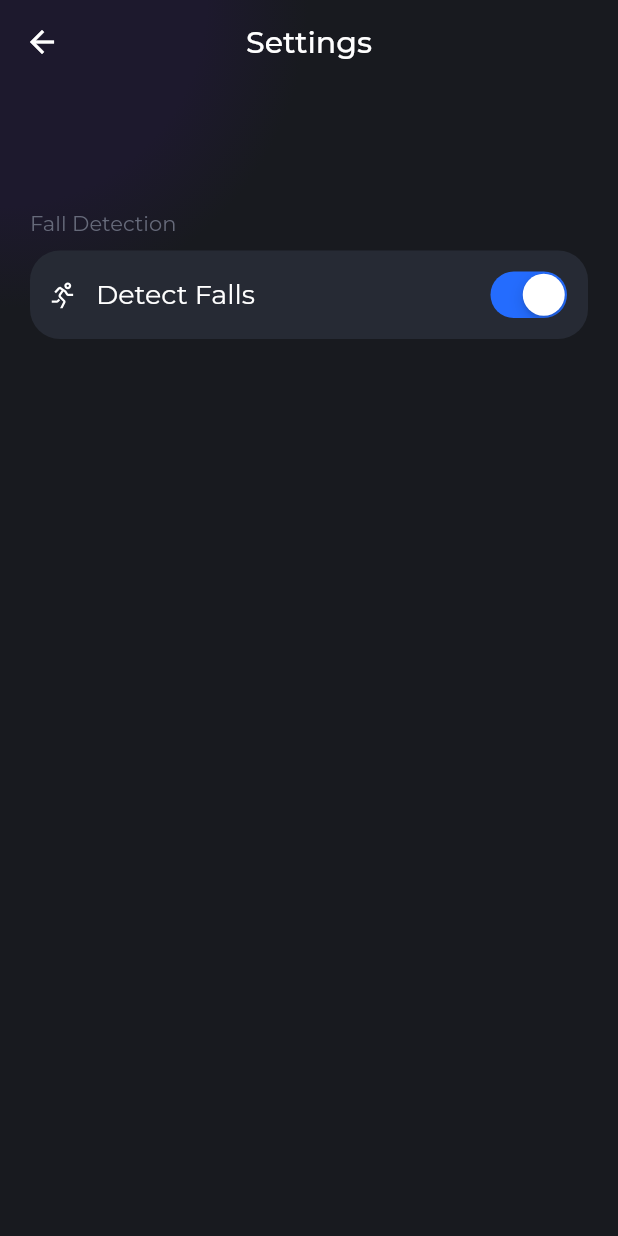
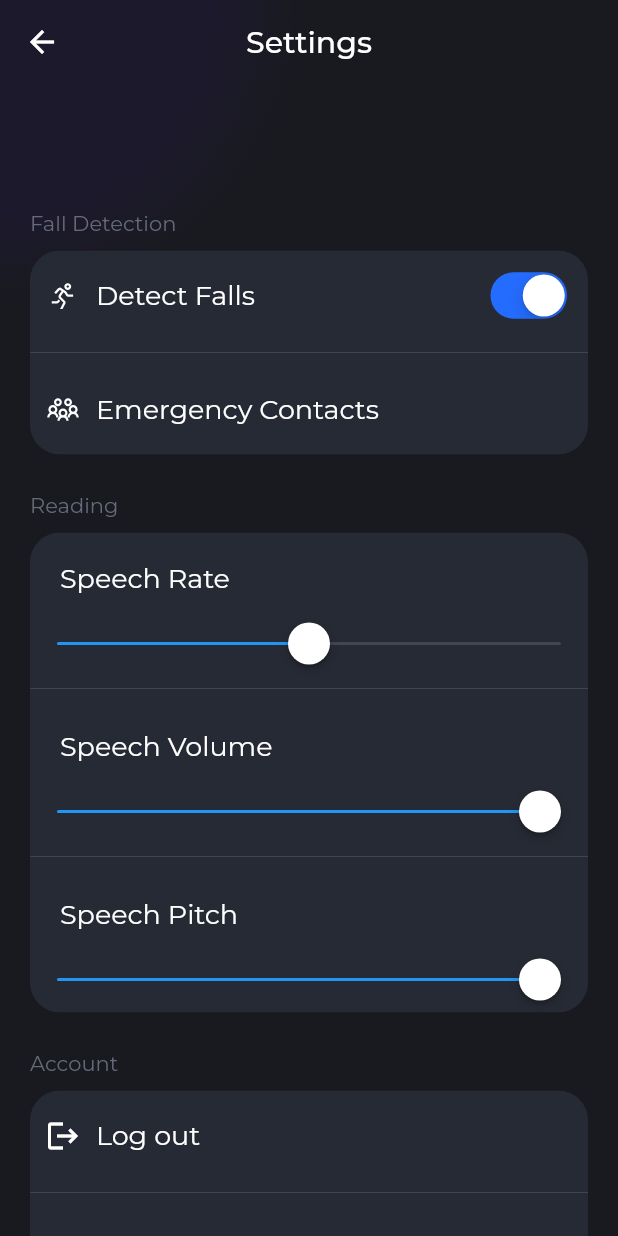
Before and after one commit to anohene1/companera, a Flutter app: the Settings screen opened directly, on a phone screen of 412 x 824 dp. Run offline on Flutter 3.47's test engine with Material 2 defaults, Android fonts, the phone set to English and light mode, and no system bars; our stand-ins replace firebase_auth, firebase_core, fl_chart, google_fonts, google_maps_flutter, google_sign_in and 4 more; missing offline and left inert: flutter_platform_alert; accounts and stored records are empty; network calls fail.

Commit message:
complete settings screen ui

```diff
--- a/lib/services/authentication.dart
+++ b/lib/services/authentication.dart
@@ -1,27 +1,46 @@
 import 'package:firebase_auth/firebase_auth.dart';
 import 'package:flutter/material.dart';
+import 'package:flutter_platform_alert/flutter_platform_alert.dart';
 import 'package:google_sign_in/google_sign_in.dart';
 
 import '../view/pages/auth.dart';
 
 class AuthService {
-
   User? signedInUser = FirebaseAuth.instance.currentUser;
 
   static Future<void> signOut(BuildContext context) async {
-    FirebaseAuth.instance.signOut().then((value) {
-      Navigator.of(context).pushAndRemoveUntil(MaterialPageRoute(builder: (context) =>
-          AuthScreen()), (Route<dynamic> route) => false);
-    });
+    final response = await FlutterPlatformAlert.showAlert(windowTitle: 'Log Out', text: 'Are you sure you want to log out?', alertStyle: AlertButtonStyle.yesNo);
+
+    if (response == AlertButton.yesButton) {
+      FirebaseAuth.instance.signOut().then((value) {
+        Navigator.of(context).pushAndRemoveUntil(
+            MaterialPageRoute(builder: (context) => AuthScreen()),
+                (Route<dynamic> route) => false);
+      });
+    }
+
   }
 
+  static Future<void> deleteAccount(BuildContext context) async {
+    final response = await FlutterPlatformAlert.showAlert(
+        windowTitle: 'Delete Account',
+        text:
+            'By clicking on \'Yes\', your account and it\'s associated data will be deleted permanently and cannot be recovered.',
+        alertStyle: AlertButtonStyle.yesNo);
+
+    if (response == AlertButton.yesButton) {
+      //TODO delete account
+      print('Delete account confirmed');
+    }
+  }
 
   static Future<UserCredential> signInWithGoogle() async {
     // Trigger the authentication flow
     final GoogleSignInAccount? googleUser = await GoogleSignIn().signIn();
 
     // Obtain the auth details from the request
-    final GoogleSignInAuthentication? googleAuth = await googleUser?.authentication;
+    final GoogleSignInAuthentication? googleAuth =
+        await googleUser?.authentication;
 
     // Create a new credential
     final credential = GoogleAuthProvider.credential(
--- a/lib/view/pages/settings.dart
+++ b/lib/view/pages/settings.dart
@@ -1,7 +1,11 @@
+import 'package:companera/services/authentication.dart';
 import 'package:companera/view/widgets/settings_group.dart';
 import 'package:companera/view/widgets/settings_group_item.dart';
+import 'package:companera/view/widgets/settings_group_slider_item.dart';
+import 'package:flutter/cupertino.dart';
 import 'package:flutter/material.dart';
 import 'package:flutter/services.dart';
+import 'package:flutter_platform_alert/flutter_platform_alert.dart';
 import 'package:line_icons/line_icons.dart';
 
 import '../../constants/app-colors.dart';
@@ -45,7 +49,31 @@ class _SettingsState extends State<Settings> {
                       SettingsGroup(
                         heading: 'Fall Detection',
                         children: [
-                          SettingsGroupItem(icon: LineIcons.running, title: 'Detect Falls', value: true, onChanged: (value){},)
+                          SettingsGroupItem(icon: LineIcons.running, title: 'Detect Falls', value: true, onChanged: (value){},),
+                          Divider(),
+                          SettingsGroupItem(icon: LineIcons.users, title: 'Emergency Contacts', onTap: (){},),
+                        ],
+                      ),
+                      SettingsGroup(
+                        heading: 'Reading',
+                        children: [
+                          SettingsGroupSliderItem(value: 0.5, onChanged: (value){}, title: 'Speech Rate'),
+                          Divider(),
+                          SettingsGroupSliderItem(value: 1, onChanged: (value){}, title: 'Speech Volume'),
+                          Divider(),
+                          SettingsGroupSliderItem(value: 1, onChanged: (value){}, title: 'Speech Pitch'),
+                        ],
+                      ),
+                      SettingsGroup(
+                          heading: 'Account',
+                        children: [
+                          SettingsGroupItem(icon: Icons.logout, title: 'Log out', onTap: (){
+                            AuthService.signOut(context);
+                          },),
+                          Divider(),
+                          SettingsGroupItem(icon: LineIcons.trash, title: 'Delete Account', color: Colors.red, onTap: (){
+                            AuthService.deleteAccount(context);
+                          },)
                         ],
                       )
                     ],
--- a/lib/view/widgets/settings_group.dart
+++ b/lib/view/widgets/settings_group.dart
@@ -19,16 +19,19 @@ class SettingsGroup extends StatelessWidget {
             color: HexColor.fromHex("666A7A"),
           ),
         ),
-        SizedBox(height: 10,),
-        Container(
-          width: double.infinity,
-          decoration: BoxDecoration(
-              borderRadius: BorderRadius.circular(20),
-              color: AppColors.primaryBackgroundColor),
-          child: Column(
-            children: children,
+        const SizedBox(height: 10,),
+        ClipRRect(
+          borderRadius: BorderRadius.circular(20),
+          child: Container(
+            width: double.infinity,
+            decoration: BoxDecoration(
+                color: AppColors.primaryBackgroundColor),
+            child: Column(
+              children: children,
+            ),
           ),
         ),
+        const SizedBox(height: 25,)
       ],
     );
   }
--- a/lib/view/widgets/settings_group_item.dart
+++ b/lib/view/widgets/settings_group_item.dart
@@ -6,20 +6,30 @@ class SettingsGroupItem extends StatelessWidget {
   final String title;
   final bool? value;
   final ValueChanged<bool>? onChanged;
+  final VoidCallback? onTap;
+  final Color? color;
 
-  const SettingsGroupItem({Key? key, required this.icon, required this.title, this.onChanged, this.value}) : super(key: key);
+  const SettingsGroupItem({Key? key, required this.icon, required this.title, this.onChanged, this.value, this.onTap, this.color}) : super(key: key);
 
   @override
   Widget build(BuildContext context) {
-    return Container(
-      padding: EdgeInsets.symmetric(horizontal: 10, vertical: 10),
-      child: Row(
-        children: [
-          Icon(icon),
-          SizedBox(width: 10,),
-          Expanded(child: Text(title, style: TextStyle(fontSize: 18),)),
-          onChanged != null ? CupertinoSwitch(value: value!, onChanged: onChanged, activeColor: Theme.of(context).primaryColor,) : Container()
-        ],
+    return Material(
+      color: Colors.transparent,
+      child: InkWell(
+        onTap: onTap,
+        highlightColor: Colors.transparent,
+        child: Container(
+          padding: const EdgeInsets.symmetric(horizontal: 10),
+          height: 60,
+          child: Row(
+            children: [
+              Icon(icon, color: color,),
+              const SizedBox(width: 10,),
+              Expanded(child: Text(title, style: TextStyle(fontSize: 18, color: color),)),
+              onChanged != null ? CupertinoSwitch(value: value!, onChanged: onChanged, activeColor: Theme.of(context).primaryColor,) : Container()
+            ],
+          ),
+        ),
       ),
     );
   }
--- /dev/null
+++ b/lib/view/widgets/settings_group_slider_item.dart
@@ -0,0 +1,30 @@
+import 'package:flutter/cupertino.dart';
+import 'package:flutter/material.dart';
+
+class SettingsGroupSliderItem extends StatelessWidget {
+  final double value;
+  final ValueChanged<double> onChanged;
+  final int? divisions;
+  final String title;
+  const SettingsGroupSliderItem({Key? key, required this.value, required this.onChanged, this.divisions, required this.title}) : super(key: key);
+
+  @override
+  Widget build(BuildContext context) {
+    return Container(
+      padding: EdgeInsets.only(left: 10, top: 20, right: 10),
+      child: Column(
+        crossAxisAlignment: CrossAxisAlignment.start,
+        children: [
+          Padding(
+            padding: const EdgeInsets.only(left: 10),
+            child: Text(title, style: TextStyle(fontSize: 18),),
+          ),
+          SizedBox(height: 10, width: double.infinity,),
+          SizedBox(
+              width: double.infinity,
+              child: CupertinoSlider(value: value, onChanged: onChanged, divisions: divisions,))
+        ],
+      ),
+    );
+  }
+}
```
